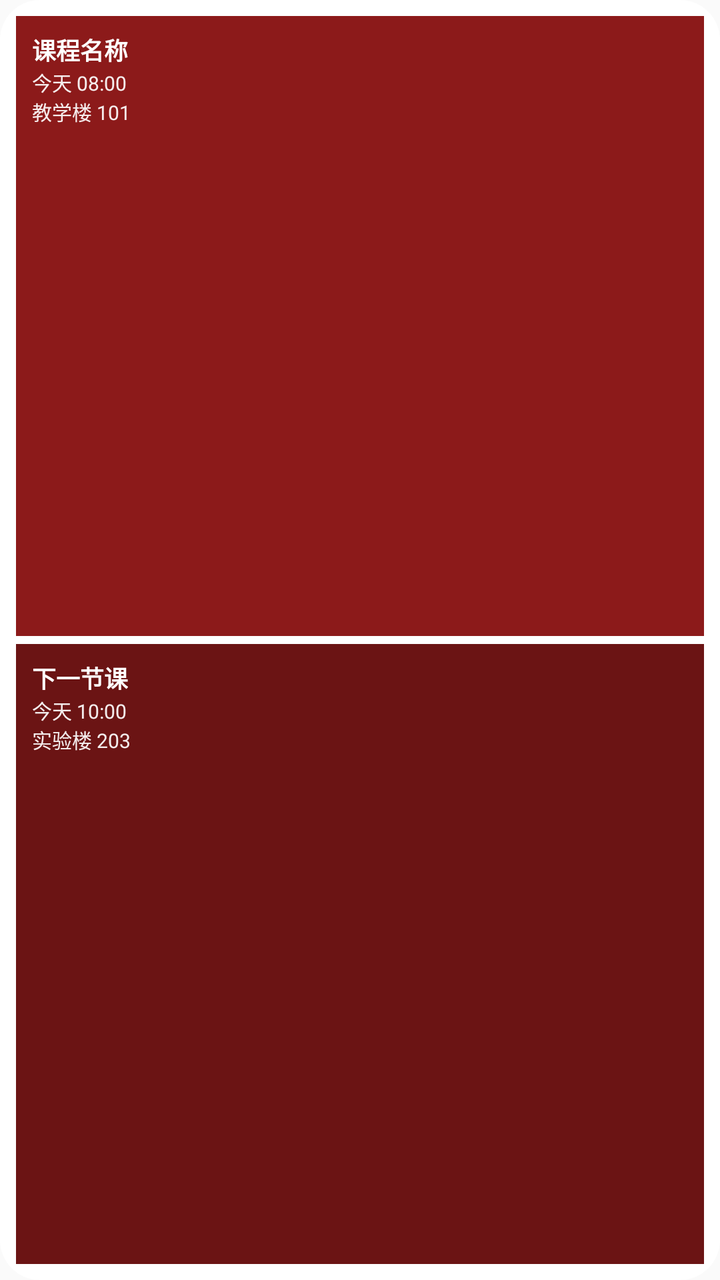
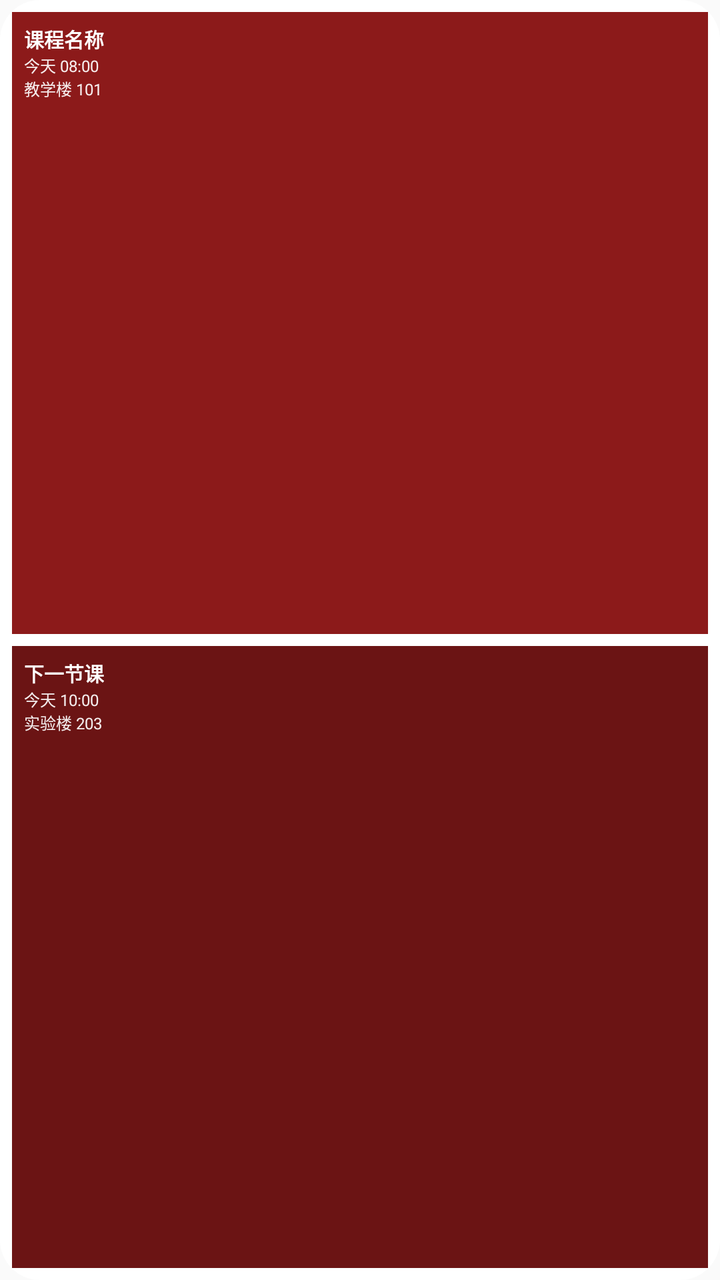

The first picture is an Android layout as it rendered before a commit; the second is the same layout after the commit. The layout source and the unified diff follow.
<!-- AndroidManifest.xml: application theme Theme.Kcb -->
<!-- res/layout/widget_next_preview.xml -->
<?xml version="1.0" encoding="utf-8"?>
<LinearLayout xmlns:android="http://schemas.android.com/apk/res/android"
    android:layout_width="match_parent"
    android:layout_height="match_parent"
    android:orientation="vertical"
    android:padding="8dp"
    android:background="@drawable/widget_background">
    <LinearLayout
        android:layout_width="match_parent"
        android:layout_height="0dp"
        android:layout_weight="1"
        android:layout_marginBottom="4dp"
        android:orientation="vertical"
        android:padding="8dp"
        android:background="#8C1A1A">
        <TextView
            android:layout_width="wrap_content"
            android:layout_height="wrap_content"
            android:text="课程名称"
            android:textColor="#FFFFFF"
            android:textSize="12sp"
            android:textStyle="bold" />
        <TextView
            android:layout_width="wrap_content"
            android:layout_height="wrap_content"
            android:text="今天 08:00"
            android:textColor="#EBFFFFFF"
            android:textSize="10sp" />
        <TextView
            android:layout_width="wrap_content"
            android:layout_height="wrap_content"
            android:text="教学楼 101"
            android:textColor="#EBFFFFFF"
            android:textSize="10sp" />
    </LinearLayout>
    <LinearLayout
        android:layout_width="match_parent"
        android:layout_height="0dp"
        android:layout_weight="1"
        android:orientation="vertical"
        android:padding="8dp"
        android:background="#6B1414">
        <TextView
            android:layout_width="wrap_content"
            android:layout_height="wrap_content"
            android:text="下一节课"
            android:textColor="#FFFFFF"
            android:textSize="12sp"
            android:textStyle="bold" />
        <TextView
            android:layout_width="wrap_content"
            android:layout_height="wrap_content"
            android:text="今天 10:00"
            android:textColor="#EBFFFFFF"
            android:textSize="10sp" />
        <TextView
            android:layout_width="wrap_content"
            android:layout_height="wrap_content"
            android:text="实验楼 203"
            android:textColor="#EBFFFFFF"
            android:textSize="10sp" />
    </LinearLayout>
</LinearLayout>
<!-- resources referenced by this layout -->
<resources>
  <!-- drawable widget_background (drawable) -->
  <?xml version="1.0" encoding="utf-8"?>
  <shape xmlns:android="http://schemas.android.com/apk/res/android"
      android:shape="rectangle">
      <solid android:color="#FFFFFFFF" />
      <corners android:radius="20dp" />
  </shape>
  <style name="Theme.Kcb" parent="android:Theme.Material.Light.NoActionBar">
          <item name="android:statusBarColor">@android:color/transparent</item>
          <item name="android:navigationBarColor">@android:color/transparent</item>
          <item name="android:windowLightStatusBar">false</item>
          <item name="android:windowLightNavigationBar">true</item>
          <item name="android:windowDrawsSystemBarBackgrounds">true</item>
      </style>
</resources>

<!-- the commit's change to res/layout/widget_next_preview.xml (unified diff, before → after) -->
@@ -3,61 +3,63 @@
     android:layout_width="match_parent"
     android:layout_height="match_parent"
     android:orientation="vertical"
-    android:padding="8dp"
+    android:padding="6dp"
     android:background="@drawable/widget_background">
     <LinearLayout
         android:layout_width="match_parent"
         android:layout_height="0dp"
         android:layout_weight="1"
-        android:layout_marginBottom="4dp"
         android:orientation="vertical"
-        android:padding="8dp"
+        android:padding="6dp"
         android:background="#8C1A1A">
         <TextView
             android:layout_width="wrap_content"
             android:layout_height="wrap_content"
             android:text="课程名称"
             android:textColor="#FFFFFF"
-            android:textSize="12sp"
+            android:textSize="10sp"
             android:textStyle="bold" />
         <TextView
             android:layout_width="wrap_content"
             android:layout_height="wrap_content"
             android:text="今天 08:00"
             android:textColor="#EBFFFFFF"
-            android:textSize="10sp" />
+            android:textSize="8sp" />
         <TextView
             android:layout_width="wrap_content"
             android:layout_height="wrap_content"
             android:text="教学楼 101"
             android:textColor="#EBFFFFFF"
-            android:textSize="10sp" />
+            android:textSize="8sp" />
     </LinearLayout>
+    <Space
+        android:layout_width="match_parent"
+        android:layout_height="6dp" />
     <LinearLayout
         android:layout_width="match_parent"
         android:layout_height="0dp"
         android:layout_weight="1"
         android:orientation="vertical"
-        android:padding="8dp"
+        android:padding="6dp"
         android:background="#6B1414">
         <TextView
             android:layout_width="wrap_content"
             android:layout_height="wrap_content"
             android:text="下一节课"
             android:textColor="#FFFFFF"
-            android:textSize="12sp"
+            android:textSize="10sp"
             android:textStyle="bold" />
         <TextView
             android:layout_width="wrap_content"
             android:layout_height="wrap_content"
             android:text="今天 10:00"
             android:textColor="#EBFFFFFF"
-            android:textSize="10sp" />
+            android:textSize="8sp" />
         <TextView
             android:layout_width="wrap_content"
             android:layout_height="wrap_content"
             android:text="实验楼 203"
             android:textColor="#EBFFFFFF"
-            android:textSize="10sp" />
+            android:textSize="8sp" />
     </LinearLayout>
 </LinearLayout>
